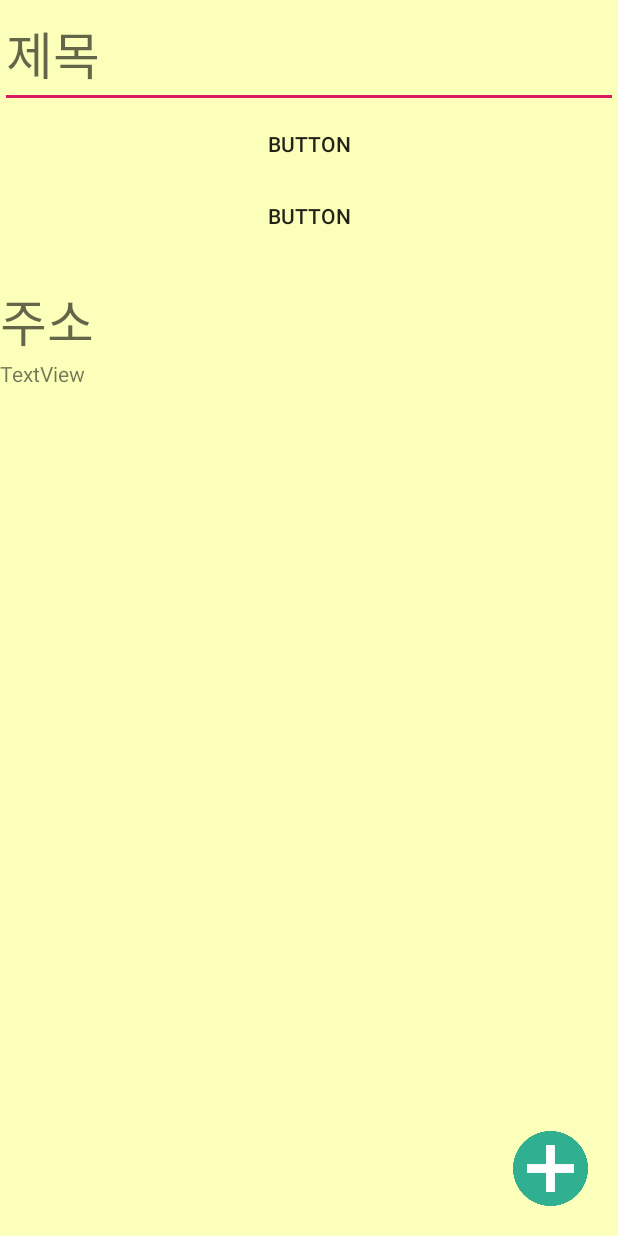
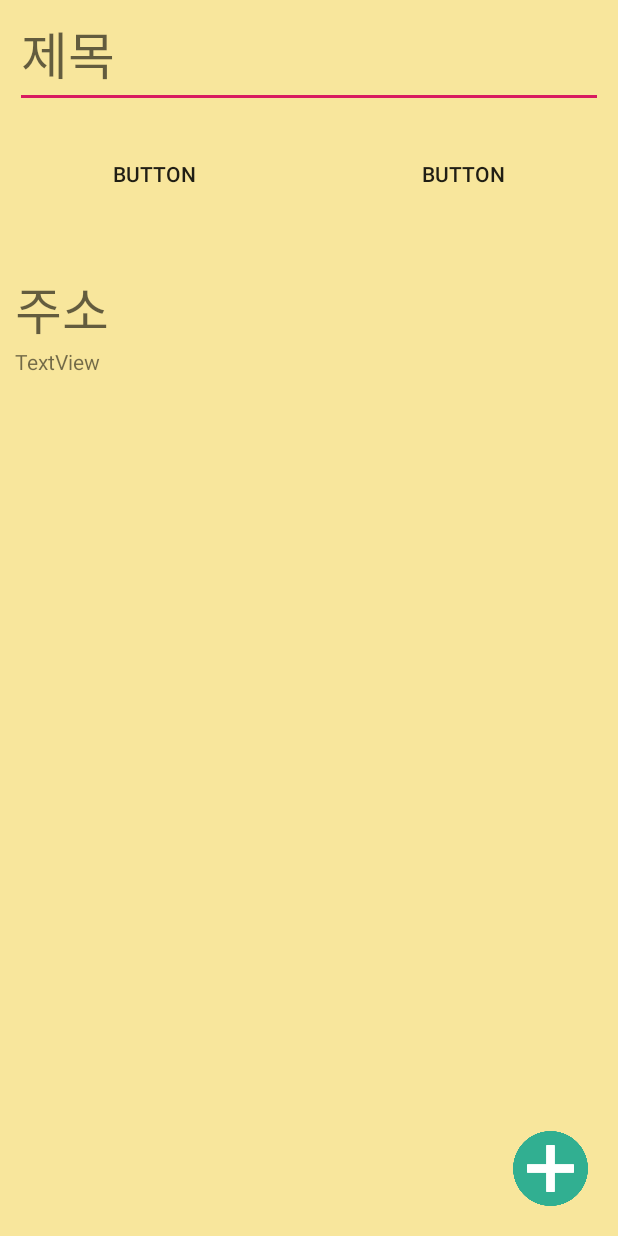
Before and after one commit to JosephNaa/MapmoProject, an Android app: the layout activity_add_memo.xml on its own in the app's theme, with its tools: preview values and no code run, on a phone screen of 412 x 824 dp. Run offline under Robolectric (Android 15) with nearby library versions, the light colour scheme and no system bars.

Commit message:
2019/09/23 타이틀바 제거, 색상 변경, 지오펜스 색상 변경

```diff
--- a/Mapmo/app/src/main/res/layout/activity_add_memo.xml
+++ b/Mapmo/app/src/main/res/layout/activity_add_memo.xml
@@ -4,7 +4,7 @@
     xmlns:tools="http://schemas.android.com/tools"
     android:layout_width="match_parent"
     android:layout_height="match_parent"
-    android:background="#FBFFB9"
+    android:background="#F8E69C"
     android:orientation="vertical"
     tools:context=".addMemoActivity">
 
@@ -24,15 +24,24 @@
                             android:layout_height="wrap_content"
                             android:ems="10"
                             android:hint="제목"
+                            android:layout_marginLeft="10dp"
+                            android:layout_marginRight="10dp"
                             android:inputType="textPersonName"
                             android:textAppearance="@style/TextAppearance.AppCompat.Display1" />
 
+                        <LinearLayout
+                            android:layout_width="match_parent"
+                            android:layout_height="wrap_content"
+                            android:orientation="horizontal"
+                            android:layout_marginTop="20dp"
+                            android:layout_marginBottom="20dp">
                                 <Button
                                     android:id="@+id/finishDayBt"
                                     style="?android:attr/borderlessButtonStyle"
                                     android:layout_width="match_parent"
                                     android:layout_height="wrap_content"
-                            android:background="#FBFFB9"
+                                    android:layout_weight="1"
+                                    android:background="#F8E69C"
                                     android:text="Button" />
 
                                 <Button
@@ -40,29 +49,32 @@
                                     style="?android:attr/borderlessButtonStyle"
                                     android:layout_width="match_parent"
                                     android:layout_height="wrap_content"
-                            android:background="#FBFFB9"
+                                    android:layout_weight="1"
+                                    android:background="#F8E69C"
                                     android:text="Button" />
-
+                        </LinearLayout>
                         <TextView
                             android:id="@+id/textView2"
                             android:layout_width="match_parent"
                             android:layout_height="wrap_content"
                             android:layout_marginTop="20sp"
                             android:text="주소"
+                            android:layout_marginLeft="10dp"
                             android:textAppearance="@style/TextAppearance.AppCompat.Display1" />
 
                         <TextView
                             android:id="@+id/addressTv"
                             android:layout_width="match_parent"
                             android:layout_height="wrap_content"
-                            android:text="TextView" />
+                            android:text="TextView"
+                            android:layout_marginLeft="10dp"/>
 
                         <ListView
                             android:id="@+id/listview"
                             android:layout_width="match_parent"
                             android:layout_height="380dp"
                             android:layout_marginTop="20sp"
-                            android:background="#FBFFB9"
+                            android:background="#F8E69C"
                             android:divider="@color/common_google_signin_btn_text_dark_disabled"
                             android:scrollbars="none" />
 
--- a/Mapmo/app/src/main/res/layout/listview_memo.xml
+++ b/Mapmo/app/src/main/res/layout/listview_memo.xml
@@ -2,7 +2,7 @@
 <LinearLayout xmlns:android="http://schemas.android.com/apk/res/android"
     android:layout_width="match_parent"
     android:layout_height="match_parent"
-    android:background="#FBFFB9"
+    android:background="#F8E69C"
     android:orientation="horizontal">
 
     <EditText
@@ -10,7 +10,7 @@
         android:layout_width="wrap_content"
         android:layout_height="wrap_content"
         android:layout_weight="5"
-        android:backgroundTint="@android:color/black"
+        android:backgroundTint="#B2A469"
         android:ems="10"
         android:textColor="@android:color/black">
 
--- a/Mapmo/app/src/main/res/values/styles.xml
+++ b/Mapmo/app/src/main/res/values/styles.xml
@@ -3,9 +3,14 @@
     <!-- Base application theme. -->
     <style name="AppTheme" parent="Theme.AppCompat.Light.DarkActionBar">
         <!-- Customize your theme here. -->
-        <item name="colorPrimary">#60c5ba</item>
-        <item name="colorPrimaryDark">#60c5ba</item>
+        <item name="colorPrimary">#EE8772</item>
+        <item name="colorPrimaryDark">#EE8772</item>
         <item name="colorAccent">@color/colorAccent</item>
+
+        <!--No Title Bar-->
+        <item name="windowActionBar">false</item>
+        <item name="windowNoTitle">true</item>
+
     </style>
 
 </resources>
```
Also changed, not shown: Mapmo/app/build.gradle (+4 -4 lines), Mapmo/app/src/main/java/com/example/mapmo/MainActivity.java (+5 -6 lines), Mapmo/app/src/main/res/layout/activity_main.xml (+4 -4 lines), 1 other file. Lines whose indentation alone changed are shown as unchanged.
